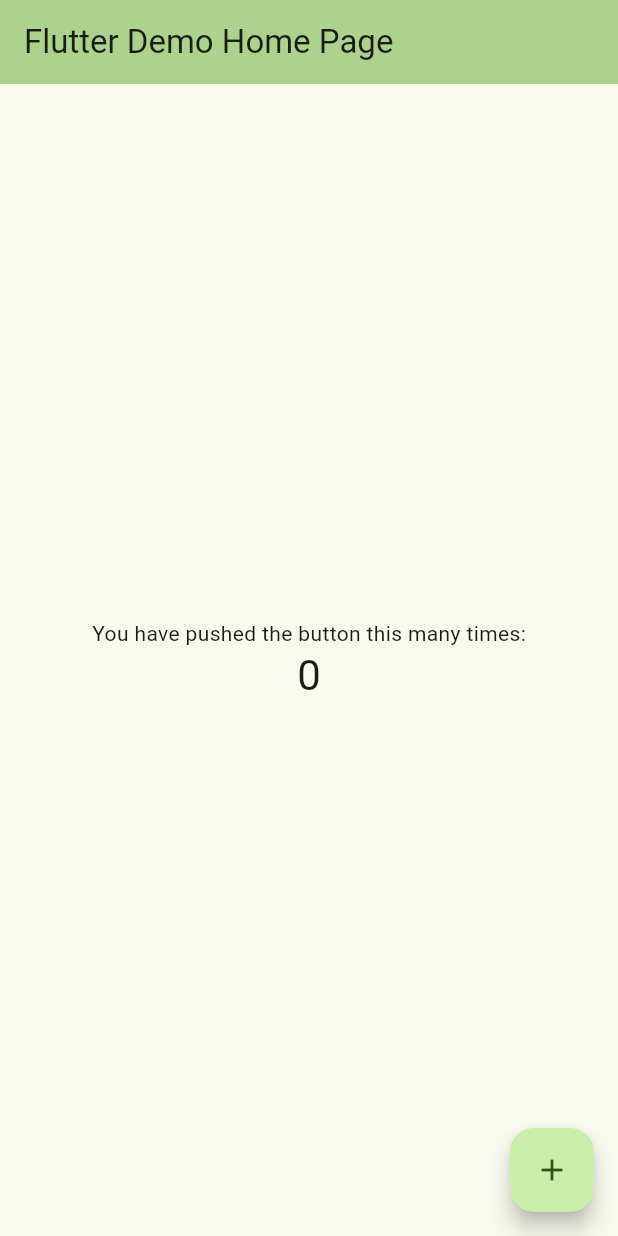
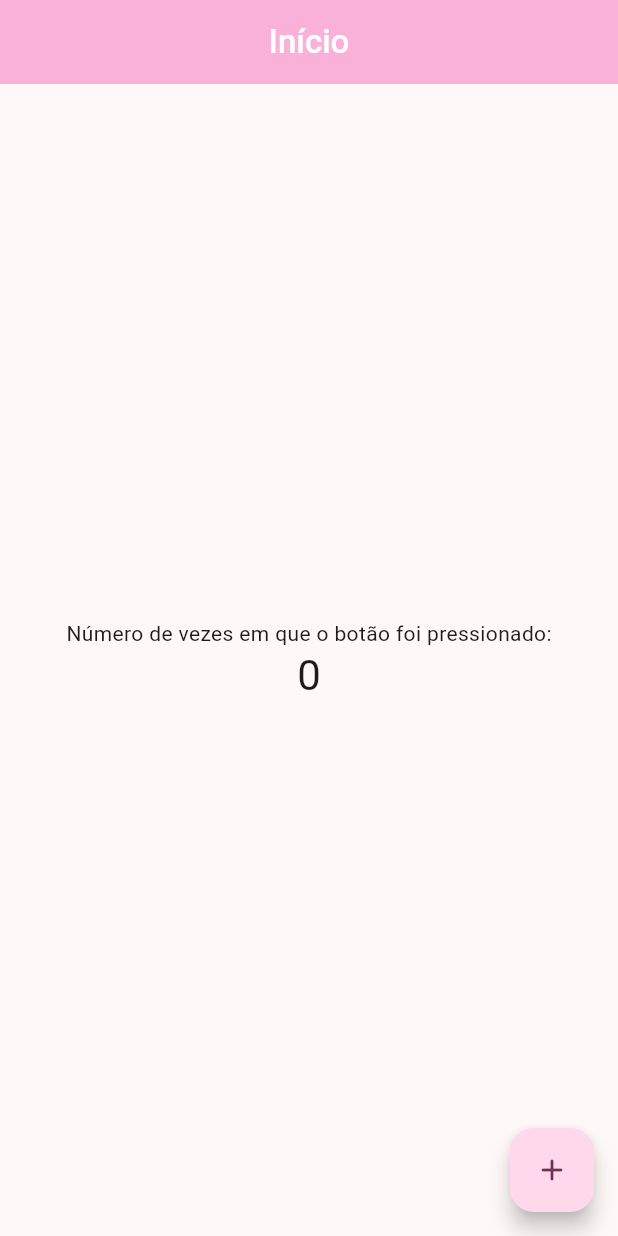
Before and after one commit to Kits93/FlutterApp_DIO, a Flutter app: the screen it shows after launch, on a phone screen of 412 x 824 dp. Run offline on Flutter 3.47's test engine with Material 3 defaults, Android fonts, the phone set to English and light mode, and no system bars.

Commit message:
alteraç~]oes de cor e texto básicas

```diff
--- a/lib/main.dart
+++ b/lib/main.dart
@@ -29,10 +29,10 @@ class MyApp extends StatelessWidget {
         // This works for code too, not just values: Most code changes can be
         // tested with just a hot reload.
         colorScheme: ColorScheme.fromSeed(
-            seedColor: const Color.fromARGB(255, 128, 255, 0)),
+            seedColor: const Color.fromARGB(255, 238, 35, 184)),
         useMaterial3: true,
       ),
-      home: const MyHomePage(title: 'Flutter Demo Home Page'),
+      home: const MyHomePage(title: 'Início'),
     );
   }
 }
@@ -85,7 +85,15 @@ class _MyHomePageState extends State<MyHomePage> {
         backgroundColor: Theme.of(context).colorScheme.inversePrimary,
         // Here we take the value from the MyHomePage object that was created by
         // the App.build method, and use it to set our appbar title.
-        title: Text(widget.title),
+        title: Center(
+          child: Text(
+            widget.title,
+            style: const TextStyle(
+              color: Colors.white,
+              fontWeight: FontWeight.w500,
+            ),
+          ),
+        ),
       ),
       body: Center(
         // Center is a layout widget. It takes a single child and positions it
@@ -107,7 +115,7 @@ class _MyHomePageState extends State<MyHomePage> {
           mainAxisAlignment: MainAxisAlignment.center,
           children: <Widget>[
             const Text(
-              'You have pushed the button this many times:',
+              'Número de vezes em que o botão foi pressionado:',
             ),
             Text(
               '$_counter',
@@ -118,8 +126,8 @@ class _MyHomePageState extends State<MyHomePage> {
       ),
       floatingActionButton: FloatingActionButton(
         onPressed: _incrementCounter,
-        tooltip: 'Increment',
-        child: const Icon(Icons.add),
+        tooltip: 'Adicionar',
+        child: const Icon(Icons.add_rounded),
       ), // This trailing comma makes auto-formatting nicer for build methods.
     );
   }
```
